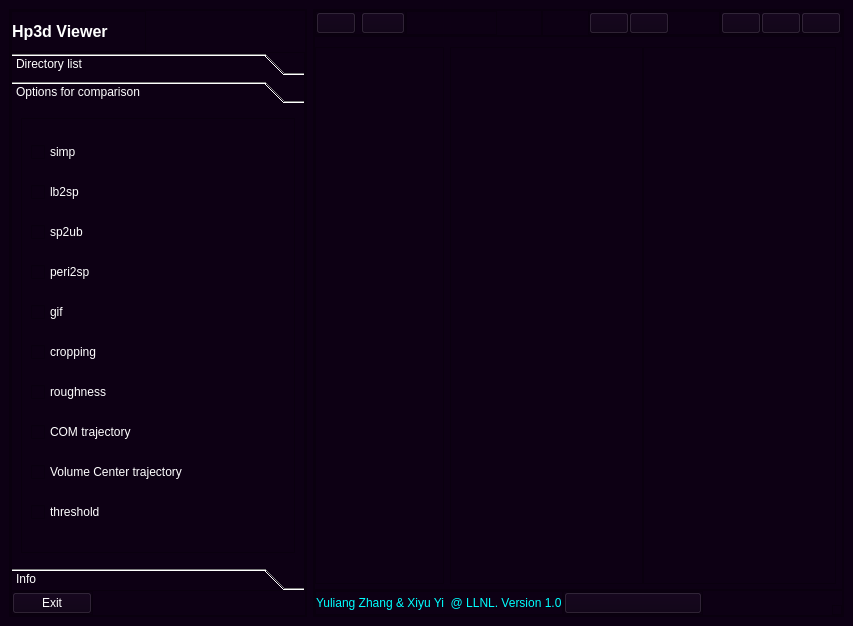
The window that llsmvis/extensions/hp3d-viewer/interface.ui (xiyuyi-at-LLNL/llsmvis) describes before a commit, drawn with Qt 5.
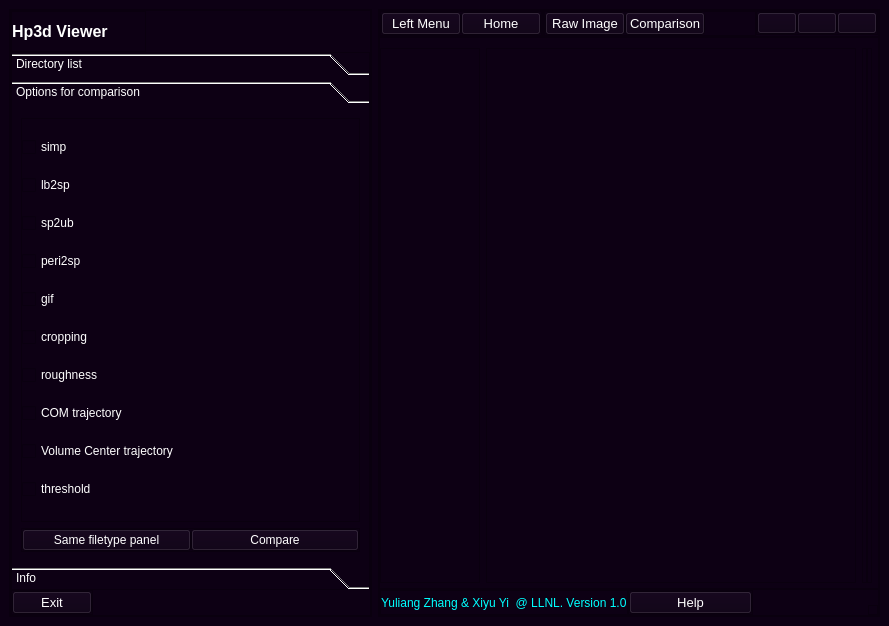
The same window after the commit. The open tabs and pages were chosen to show the change. Icons and pictures are not drawn. Custom widgets are drawn as their Qt base class.

Patch:
```diff
--- a/llsmvis/extensions/hp3d-viewer/interface.ui
+++ b/llsmvis/extensions/hp3d-viewer/interface.ui
@@ -6,7 +6,7 @@
    <rect>
     <x>0</x>
     <y>0</y>
-    <width>853</width>
+    <width>889</width>
     <height>626</height>
    </rect>
   </property>
@@ -305,7 +305,7 @@
                  <rect>
                   <x>0</x>
                   <y>0</y>
-                  <width>292</width>
+                  <width>340</width>
                   <height>425</height>
                  </rect>
                 </property>
@@ -316,18 +316,39 @@
                 <attribute name="label">
                  <string>Options for comparison</string>
                 </attribute>
-                <layout class="QVBoxLayout" name="verticalLayout_2">
+                <layout class="QVBoxLayout" name="verticalLayout_6">
                  <item>
                   <widget class="QFrame" name="frame_12">
+                   <property name="sizePolicy">
+                    <sizepolicy hsizetype="Preferred" vsizetype="Expanding">
+                     <horstretch>0</horstretch>
+                     <verstretch>0</verstretch>
+                    </sizepolicy>
+                   </property>
                    <property name="frameShape">
                     <enum>QFrame::StyledPanel</enum>
                    </property>
                    <property name="frameShadow">
                     <enum>QFrame::Raised</enum>
                    </property>
-                   <layout class="QVBoxLayout" name="verticalLayout_6">
+                   <layout class="QVBoxLayout" name="verticalLayout_2">
+                    <property name="spacing">
+                     <number>0</number>
+                    </property>
+                    <property name="leftMargin">
+                     <number>0</number>
+                    </property>
+                    <property name="topMargin">
+                     <number>0</number>
+                    </property>
+                    <property name="rightMargin">
+                     <number>0</number>
+                    </property>
+                    <property name="bottomMargin">
+                     <number>0</number>
+                    </property>
                     <item>
-                     <widget class="QCheckBox" name="checkBox">
+                     <widget class="QCheckBox" name="simp">
                       <property name="text">
                        <string>simp</string>
                       </property>
@@ -399,6 +420,61 @@
                    </layout>
                   </widget>
                  </item>
+                 <item alignment="Qt::AlignBottom">
+                  <widget class="QFrame" name="frame_15">
+                   <property name="sizePolicy">
+                    <sizepolicy hsizetype="Preferred" vsizetype="Preferred">
+                     <horstretch>0</horstretch>
+                     <verstretch>0</verstretch>
+                    </sizepolicy>
+                   </property>
+                   <property name="frameShape">
+                    <enum>QFrame::StyledPanel</enum>
+                   </property>
+                   <property name="frameShadow">
+                    <enum>QFrame::Raised</enum>
+                   </property>
+                   <layout class="QHBoxLayout" name="horizontalLayout_19">
+                    <property name="spacing">
+                     <number>0</number>
+                    </property>
+                    <property name="leftMargin">
+                     <number>0</number>
+                    </property>
+                    <property name="topMargin">
+                     <number>0</number>
+                    </property>
+                    <property name="rightMargin">
+                     <number>0</number>
+                    </property>
+                    <property name="bottomMargin">
+                     <number>0</number>
+                    </property>
+                    <item>
+                     <widget class="QPushButton" name="same_filetype_panel_btn">
+                      <property name="text">
+                       <string>Same filetype panel</string>
+                      </property>
+                      <property name="icon">
+                       <iconset resource="icons.qrc">
+                        <normaloff>:/icons/icons/pause.svg</normaloff>:/icons/icons/pause.svg</iconset>
+                      </property>
+                     </widget>
+                    </item>
+                    <item alignment="Qt::AlignBottom">
+                     <widget class="QPushButton" name="compare_btn">
+                      <property name="text">
+                       <string>Compare</string>
+                      </property>
+                      <property name="icon">
+                       <iconset resource="icons.qrc">
+                        <normaloff>:/icons/icons/sliders.svg</normaloff>:/icons/icons/sliders.svg</iconset>
+                      </property>
+                     </widget>
+                    </item>
+                   </layout>
+                  </widget>
+                 </item>
                 </layout>
                </widget>
                <widget class="QWidget" name="page_2">
@@ -466,6 +542,11 @@
              </property>
              <item>
               <widget class="QPushButton" name="exit_button">
+               <property name="font">
+                <font>
+                 <pointsize>10</pointsize>
+                </font>
+               </property>
                <property name="styleSheet">
                 <string notr="true">color: rgb(255, 255, 255);</string>
                </property>
@@ -576,8 +657,16 @@
              </property>
              <item alignment="Qt::AlignLeft">
               <widget class="QPushButton" name="open_close_side_bar_btn">
+               <property name="font">
+                <font>
+                 <pointsize>10</pointsize>
+                </font>
+               </property>
+               <property name="styleSheet">
+                <string notr="true">color: rgb(255, 255, 255);</string>
+               </property>
                <property name="text">
-                <string/>
+                <string>Left Menu</string>
                </property>
                <property name="icon">
                 <iconset resource="icons.qrc">
@@ -593,8 +682,16 @@
              </item>
              <item>
               <widget class="QPushButton" name="home">
+               <property name="font">
+                <font>
+                 <pointsize>10</pointsize>
+                </font>
+               </property>
+               <property name="styleSheet">
+                <string notr="true">color: rgb(255, 255, 255);</string>
+               </property>
                <property name="text">
-                <string/>
+                <string>Home</string>
                </property>
                <property name="icon">
                 <iconset resource="icons.qrc">
@@ -692,11 +789,16 @@
              </property>
              <item>
               <widget class="QPushButton" name="raw_img_btn">
+               <property name="font">
+                <font>
+                 <pointsize>10</pointsize>
+                </font>
+               </property>
                <property name="styleSheet">
                 <string notr="true">color: rgb(255, 255, 255);</string>
                </property>
                <property name="text">
-                <string/>
+                <string>Raw Image</string>
                </property>
                <property name="icon">
                 <iconset resource="icons.qrc">
@@ -712,11 +814,16 @@
              </item>
              <item>
               <widget class="QPushButton" name="two_columns">
+               <property name="font">
+                <font>
+                 <pointsize>10</pointsize>
+                </font>
+               </property>
                <property name="styleSheet">
                 <string notr="true">color: rgb(255, 255, 255);</string>
                </property>
                <property name="text">
-                <string/>
+                <string>Comparison</string>
                </property>
                <property name="icon">
                 <iconset resource="icons.qrc">
@@ -827,7 +934,47 @@
            <number>5</number>
           </property>
           <item>
-           <widget class="QWidget" name="thumbnail_Widget" native="true">
+           <widget class="QCustomSlideMenu" name="sameType_widget" native="true">
+            <property name="maximumSize">
+             <size>
+              <width>100</width>
+              <height>16777215</height>
+             </size>
+            </property>
+            <layout class="QHBoxLayout" name="horizontalLayout_14">
+             <property name="spacing">
+              <number>0</number>
+             </property>
+             <property name="leftMargin">
+              <number>0</number>
+             </property>
+             <property name="topMargin">
+              <number>0</number>
+             </property>
+             <property name="rightMargin">
+              <number>0</number>
+             </property>
+             <property name="bottomMargin">
+              <number>0</number>
+             </property>
+             <item>
+              <widget class="QListWidget" name="sameType_list">
+               <property name="maximumSize">
+                <size>
+                 <width>16777215</width>
+                 <height>16777215</height>
+                </size>
+               </property>
+               <property name="styleSheet">
+                <string notr="true">border-color: rgb(240, 240, 240);</string>
+               </property>
+              </widget>
+             </item>
+            </layout>
+           </widget>
+          </item>
+          <item>
+           <widget class="QWidget" name="thumbnail_widget" native="true">
             <property name="maximumSize">
              <size>
               <width>16777215</width>
@@ -865,6 +1012,12 @@
           </item>
           <item>
            <widget class="QCustomSlideMenu" name="compare_samples" native="true">
+            <property name="maximumSize">
+             <size>
+              <width>10</width>
+              <height>16777215</height>
+             </size>
+            </property>
             <layout class="QHBoxLayout" name="horizontalLayout_17">
              <property name="spacing">
               <number>0</number>
@@ -882,7 +1035,14 @@
               <number>0</number>
              </property>
              <item>
-              <widget class="QListWidget" name="sample1"/>
+              <widget class="QListWidget" name="sample1">
+               <property name="maximumSize">
+                <size>
+                 <width>10</width>
+                 <height>16777215</height>
+                </size>
+               </property>
+              </widget>
              </item>
              <item>
               <widget class="QListWidget" name="sample2"/>
@@ -1014,8 +1174,16 @@
              </property>
              <item>
               <widget class="QPushButton" name="about_btn">
+               <property name="font">
+                <font>
+                 <pointsize>10</pointsize>
+                </font>
+               </property>
+               <property name="styleSheet">
+                <string notr="true">color: rgb(255, 255, 255);</string>
+               </property>
                <property name="text">
-                <string/>
+                <string>Help</string>
                </property>
                <property name="icon">
                 <iconset resource="icons.qrc">
```
Left out of the diff: 10 changed lines with no effect on the pictures.
